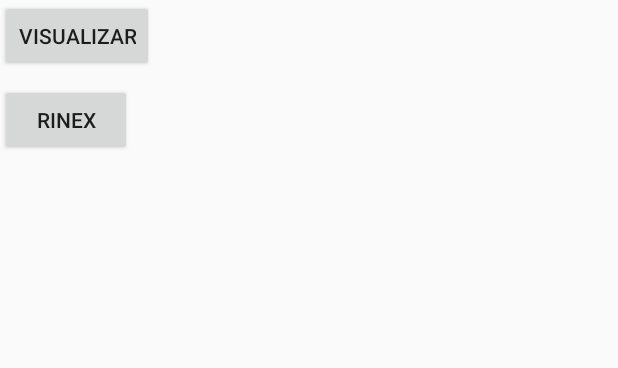
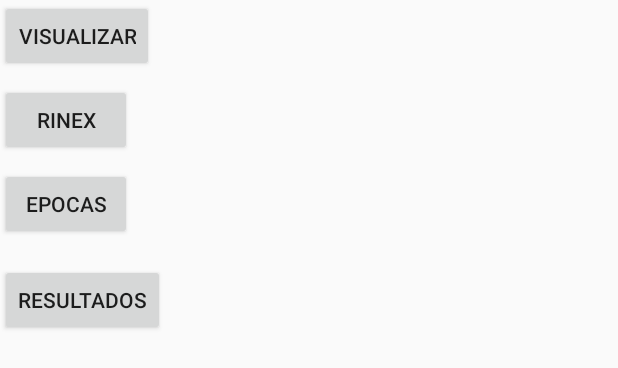
Before and after one commit to RogerioDoCarmo/GNSS_MobileCalculator, an Android app: the layout activity_main.xml on its own in the app's theme, with its tools: preview values and no code run, on a phone screen of 412 x 824 dp. Shown: the top 368 px of the screen. Run offline under Robolectric (Android 15) with nearby library versions, the phone set to English and light mode, and no system bars.

Commit message:
Arquivo de Épocas OK. Arquivo de Resultados OK.

```diff
--- a/app/src/main/java/Codigos/Rinex2Writer.java
+++ b/app/src/main/java/Codigos/Rinex2Writer.java
@@ -167,7 +167,7 @@ public class Rinex2Writer {
             File baseDirectory = null;
             if ( isExternalStorageWritable() ) {
                 try {
-                    String fileName = String.format("%s_%s.18o", FILE_PREFIX, "Teste_ATUALIZADO_31-10");
+                    String fileName = String.format("%s_%s.18o", FILE_PREFIX, "Teste_31-10");
                     baseDirectory = getPrivateStorageDir(mContext,fileName);
                 } catch (IOException e) {
                     e.printStackTrace();
--- a/app/src/main/res/layout/activity_main.xml
+++ b/app/src/main/res/layout/activity_main.xml
@@ -22,7 +22,25 @@
         android:layout_height="wrap_content"
         android:text="Visualizar"
         android:textAlignment="center"
-        tools:layout_editor_absoluteX="148dp"
+        tools:layout_editor_absoluteX="141dp"
         tools:layout_editor_absoluteY="241dp" />
 
+    <Button
+        android:id="@+id/btnEpocas"
+        android:layout_width="wrap_content"
+        android:layout_height="wrap_content"
+        android:layout_marginTop="8dp"
+        android:text="Epocas"
+        app:layout_constraintTop_toBottomOf="@+id/btnRINEX"
+        tools:layout_editor_absoluteX="147dp" />
+
+    <Button
+        android:id="@+id/btnResultados"
+        android:layout_width="wrap_content"
+        android:layout_height="wrap_content"
+        android:layout_marginTop="16dp"
+        android:text="Resultados"
+        app:layout_constraintTop_toBottomOf="@+id/btnEpocas"
+        tools:layout_editor_absoluteX="136dp" />
+
 </android.support.constraint.ConstraintLayout>
```
Also changed, not shown: app/src/main/java/Codigos/EpocaGPS.java (+5 -5 lines), app/src/main/java/Codigos/ProcessamentoPPS.java (+30 -2 lines), app/src/main/java/Codigos/TextWritter.java (added, +61 -0 lines), app/src/main/java/com/rogeriocarmo/gnss_mobilecalculator/MainActivity.java (+40 -10 lines).
